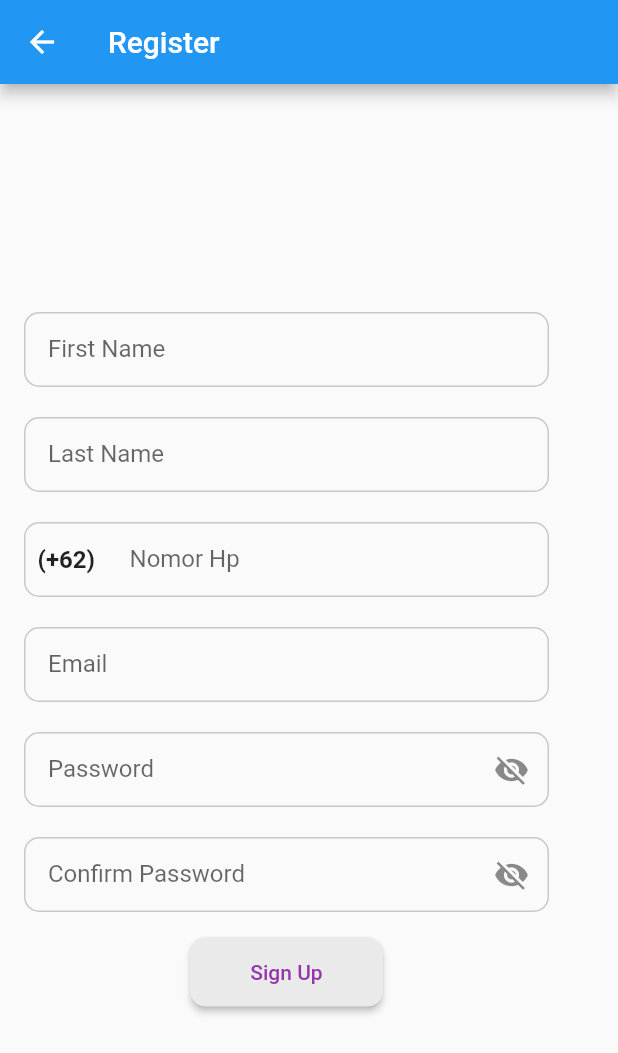
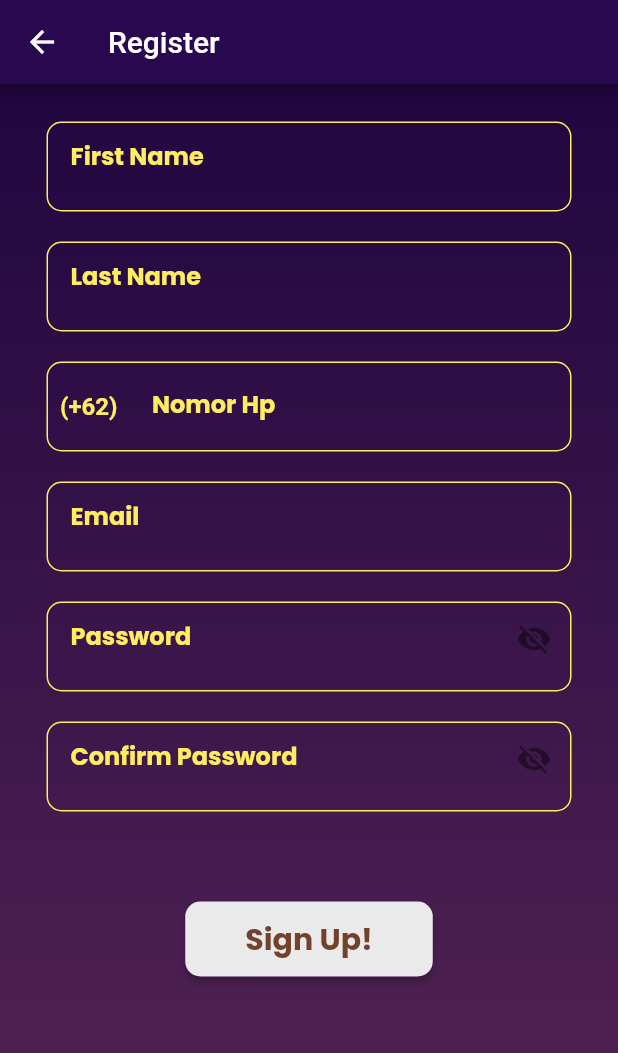
Before and after one commit to George535220173/UAS_E-MONEY, a Flutter app: the RegisterPage screen opened directly, on a phone screen of 412 x 824 dp. Shown: the top 1053 px of the screen. Run offline on Flutter 3.47's test engine with Material 2 defaults, Android fonts, the phone set to English and light mode, and no system bars; our stand-ins replace cloud_firestore, firebase_auth, firebase_core, google_fonts; accounts and stored records are empty.

Commit message:
Progress On Register

```diff
--- a/lib/Home/home.dart
+++ b/lib/Home/home.dart
@@ -114,7 +114,7 @@ class _HomeState extends State<Home> {
                     Container(
                       decoration: new BoxDecoration(
                         image: new DecorationImage(
-                          image: new AssetImage('assets/images/Wizzzzz test bg.png'),
+                          image: new AssetImage("assets/images/Wizzzzz test bg.png"),
                           fit: BoxFit.cover,
                         ),
                       ),
--- a/lib/registerlogin/login.dart
+++ b/lib/registerlogin/login.dart
@@ -168,7 +168,6 @@ class _LoginPageState extends State<LoginPage> {
 
                 // Garis Pemisah
 
-
                 SizedBox(height: 10),
 
                 // Sign Up Button
--- a/lib/registerlogin/register.dart
+++ b/lib/registerlogin/register.dart
@@ -3,6 +3,7 @@ import 'package:flutter/material.dart';
 import 'package:flutter/services.dart';
 import 'package:uas_emoney/createpin.dart';
 import 'package:firebase_auth/firebase_auth.dart';
+import 'package:google_fonts/google_fonts.dart';
 
 class RegisterPage extends StatefulWidget {
   @override
@@ -25,19 +26,37 @@ class _RegisterPageState extends State<RegisterPage> {
     return Scaffold(
       appBar: AppBar(
         title: Text('Register'),
+        backgroundColor: Color.fromARGB(255, 41, 8, 80),
       ),
       resizeToAvoidBottomInset: false,
-      body: Padding(
-        padding: const EdgeInsets.all(16.0),
+      body: Container(
+        decoration: BoxDecoration(
+          gradient: LinearGradient(
+            begin: Alignment.topCenter,
+            end: Alignment.bottomCenter,
+            colors: [
+              Color.fromARGB(255, 33, 6, 64),
+              Color.fromARGB(255, 86, 38, 84)
+            ],
+          ),
+        ),
+        child: ListView(
+            // Wrap with ListView
+            keyboardDismissBehavior: ScrollViewKeyboardDismissBehavior
+                .onDrag, // Handle keyboard dismissal
+            children: [
+              Padding(
+                padding: const EdgeInsets.all(25.0),
                 child: Column(
                   mainAxisAlignment: MainAxisAlignment.center,
                   children: [
                     // Box First Name
                     Container(
+                      height: 60,
                       width: 350,
                       decoration: BoxDecoration(
                         border: Border.all(
-                  color: const Color.fromARGB(255, 0, 0, 0).withOpacity(0.2),
+                          color: Color.fromARGB(255, 255, 237, 97),
                         ),
                         borderRadius: BorderRadius.circular(10.0),
                       ),
@@ -46,18 +65,25 @@ class _RegisterPageState extends State<RegisterPage> {
                         decoration: InputDecoration(
                           labelText: 'First Name',
                           border: InputBorder.none,
-                  contentPadding: EdgeInsets.symmetric(horizontal: 15.0),
+                          contentPadding:
+                              EdgeInsets.symmetric(horizontal: 15.0),
+                          labelStyle: TextStyle(
+                              color: const Color.fromARGB(255, 255, 237, 97)),
                         ),
+                        style: TextStyle(
+                            color: Color.fromARGB(255, 226, 145, 255),
+                            fontFamily: 'Poppins'),
                       ),
                     ),
                     SizedBox(height: 20),
 
                     // Box Last Name
                     Container(
+                      height: 60,
                       width: 350,
                       decoration: BoxDecoration(
                         border: Border.all(
-                  color: const Color.fromARGB(255, 0, 0, 0).withOpacity(0.2),
+                          color: Color.fromARGB(255, 255, 237, 97),
                         ),
                         borderRadius: BorderRadius.circular(10.0),
                       ),
@@ -66,18 +92,25 @@ class _RegisterPageState extends State<RegisterPage> {
                         decoration: InputDecoration(
                           labelText: 'Last Name',
                           border: InputBorder.none,
-                  contentPadding: EdgeInsets.symmetric(horizontal: 15.0),
+                          contentPadding:
+                              EdgeInsets.symmetric(horizontal: 15.0),
+                          labelStyle: TextStyle(
+                              color: const Color.fromARGB(255, 255, 237, 97)),
                         ),
+                        style: TextStyle(
+                            color: Color.fromARGB(255, 226, 145, 255),
+                            fontFamily: 'Poppins'),
                       ),
                     ),
                     SizedBox(height: 20),
 
 // Box Phone
                     Container(
+                      height: 60,
                       width: 350,
                       decoration: BoxDecoration(
                         border: Border.all(
-                  color: const Color.fromARGB(255, 0, 0, 0).withOpacity(0.2),
+                          color: Color.fromARGB(255, 255, 237, 97),
                         ),
                         borderRadius: BorderRadius.circular(10.0),
                       ),
@@ -88,7 +121,9 @@ class _RegisterPageState extends State<RegisterPage> {
                             child: Text(
                               '(+62)',
                               style: TextStyle(
-                          fontSize: 16.0, fontWeight: FontWeight.bold),
+                                  fontSize: 16.0,
+                                  fontWeight: FontWeight.bold,
+                                  color: Color.fromARGB(255, 255, 237, 97)),
                             ),
                           ),
                           Expanded(
@@ -116,8 +151,15 @@ class _RegisterPageState extends State<RegisterPage> {
                               decoration: InputDecoration(
                                 labelText: 'Nomor Hp',
                                 border: InputBorder.none,
-                        contentPadding: EdgeInsets.symmetric(horizontal: 15.0),
+                                contentPadding:
+                                    EdgeInsets.symmetric(horizontal: 15.0),
+                                labelStyle: TextStyle(
+                                    color: const Color.fromARGB(
+                                        255, 255, 237, 97)),
                               ),
+                              style: TextStyle(
+                                  color: Color.fromARGB(255, 226, 145, 255),
+                                  fontFamily: 'Poppins'),
                             ),
                           ),
                         ],
@@ -127,10 +169,11 @@ class _RegisterPageState extends State<RegisterPage> {
 
                     // Box Email
                     Container(
+                      height: 60,
                       width: 350,
                       decoration: BoxDecoration(
                         border: Border.all(
-                  color: Color.fromARGB(255, 0, 0, 0).withOpacity(0.2),
+                          color: Color.fromARGB(255, 255, 237, 97),
                         ),
                         borderRadius: BorderRadius.circular(10.0),
                       ),
@@ -139,18 +182,25 @@ class _RegisterPageState extends State<RegisterPage> {
                         decoration: InputDecoration(
                           labelText: 'Email',
                           border: InputBorder.none,
-                  contentPadding: EdgeInsets.symmetric(horizontal: 15.0),
+                          contentPadding:
+                              EdgeInsets.symmetric(horizontal: 15.0),
+                          labelStyle: TextStyle(
+                              color: const Color.fromARGB(255, 255, 237, 97)),
                         ),
+                        style: TextStyle(
+                            color: Color.fromARGB(255, 226, 145, 255),
+                            fontFamily: 'Poppins'),
                       ),
                     ),
                     SizedBox(height: 20),
 
                     // Box Password
                     Container(
+                      height: 60,
                       width: 350,
                       decoration: BoxDecoration(
                         border: Border.all(
-                  color: const Color.fromARGB(255, 0, 0, 0).withOpacity(0.2),
+                          color: Color.fromARGB(255, 255, 237, 97),
                         ),
                         borderRadius: BorderRadius.circular(10.0),
                       ),
@@ -170,18 +220,25 @@ class _RegisterPageState extends State<RegisterPage> {
                             },
                           ),
                           border: InputBorder.none,
-                  contentPadding: EdgeInsets.symmetric(horizontal: 15.0),
+                          contentPadding:
+                              EdgeInsets.symmetric(horizontal: 15.0),
+                          labelStyle: TextStyle(
+                              color: const Color.fromARGB(255, 255, 237, 97)),
                         ),
+                        style: TextStyle(
+                            color: Color.fromARGB(255, 226, 145, 255),
+                            fontFamily: 'Poppins'),
                       ),
                     ),
                     SizedBox(height: 20),
 
                     // Box Confirm Password
                     Container(
+                      height: 60,
                       width: 350,
                       decoration: BoxDecoration(
                         border: Border.all(
-                  color: const Color.fromARGB(255, 0, 0, 0).withOpacity(0.2),
+                          color: Color.fromARGB(255, 255, 237, 97),
                         ),
                         borderRadius: BorderRadius.circular(10.0),
                       ),
@@ -196,23 +253,32 @@ class _RegisterPageState extends State<RegisterPage> {
                                 : Icon(Icons.visibility_off),
                             onPressed: () {
                               setState(() {
-                        isConfirmPasswordVisible = !isConfirmPasswordVisible;
+                                isConfirmPasswordVisible =
+                                    !isConfirmPasswordVisible;
                               });
                             },
                           ),
                           border: InputBorder.none,
-                  contentPadding: EdgeInsets.symmetric(horizontal: 15.0),
+                          contentPadding:
+                              EdgeInsets.symmetric(horizontal: 15.0),
+                          labelStyle: TextStyle(
+                              color: const Color.fromARGB(255, 255, 237, 97)),
+                        ),
+                        style: TextStyle(
+                            color: Color.fromARGB(255, 226, 145, 255),
+                            fontFamily: 'Poppins'),
                       ),
                     ),
-            ),
-            SizedBox(height: 16),
+
+                    SizedBox(height: 60),
 
                     // Sign Up Button
                     ElevatedButton(
                       onPressed: () async {
-                bool isEmailValid = emailController.text.endsWith('@gmail.com');
-                bool isPasswordMatch =
-                    passwordController.text == confirmPasswordController.text;
+                        bool isEmailValid =
+                            emailController.text.endsWith('@gmail.com');
+                        bool isPasswordMatch = passwordController.text ==
+                            confirmPasswordController.text;
 
                         if (!isEmailValid) {
                           ScaffoldMessenger.of(context).showSnackBar(
@@ -230,7 +296,8 @@ class _RegisterPageState extends State<RegisterPage> {
                           );
                         } else {
                           try {
-                    UserCredential userCredential = await FirebaseAuth.instance
+                            UserCredential userCredential = await FirebaseAuth
+                                .instance
                                 .createUserWithEmailAndPassword(
                               email: emailController.text,
                               password: passwordController.text,
@@ -259,7 +326,8 @@ class _RegisterPageState extends State<RegisterPage> {
                               ),
                             );
                           } on FirebaseAuthException catch (e) {
-                    print('FirebaseAuthException during registration: $e');
+                            print(
+                                'FirebaseAuthException during registration: $e');
                             // Handle FirebaseAuthException (weak-password, email-already-in-use, etc.)
                           } catch (e) {
                             print('Error during registration: $e');
@@ -270,16 +338,27 @@ class _RegisterPageState extends State<RegisterPage> {
                       style: ElevatedButton.styleFrom(
                         primary: Color.fromARGB(255, 234, 234, 234),
                         onPrimary: Color.fromARGB(255, 149, 53, 173),
-                padding: EdgeInsets.symmetric(horizontal: 40, vertical: 15),
+                        backgroundColor: Color.fromARGB(255, 245, 167, 41),
+                        padding:
+                            EdgeInsets.symmetric(horizontal: 40, vertical: 10),
                         shape: RoundedRectangleBorder(
                           borderRadius: BorderRadius.circular(10.0),
                         ),
                       ),
-              child: Text('Sign Up'),
+                      child: Text(
+                        'Sign Up!',
+                        style: TextStyle(
+                          color: Color.fromARGB(255, 114, 66, 44),
+                          fontSize: 20,
+                          fontFamily: 'Poppins',
+                        ),
+                      ),
                     ),
                   ],
                 ),
               ),
+            ]),
+      ),
     );
   }
 }
```
Also changed, not shown: 2 other files. Lines whose indentation alone changed are shown as unchanged.
